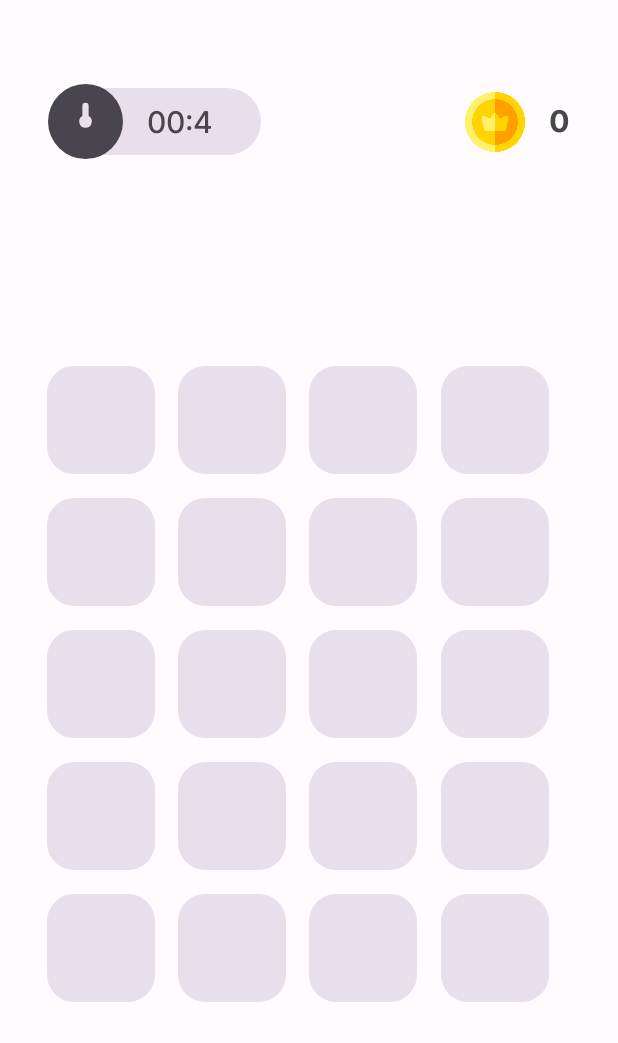
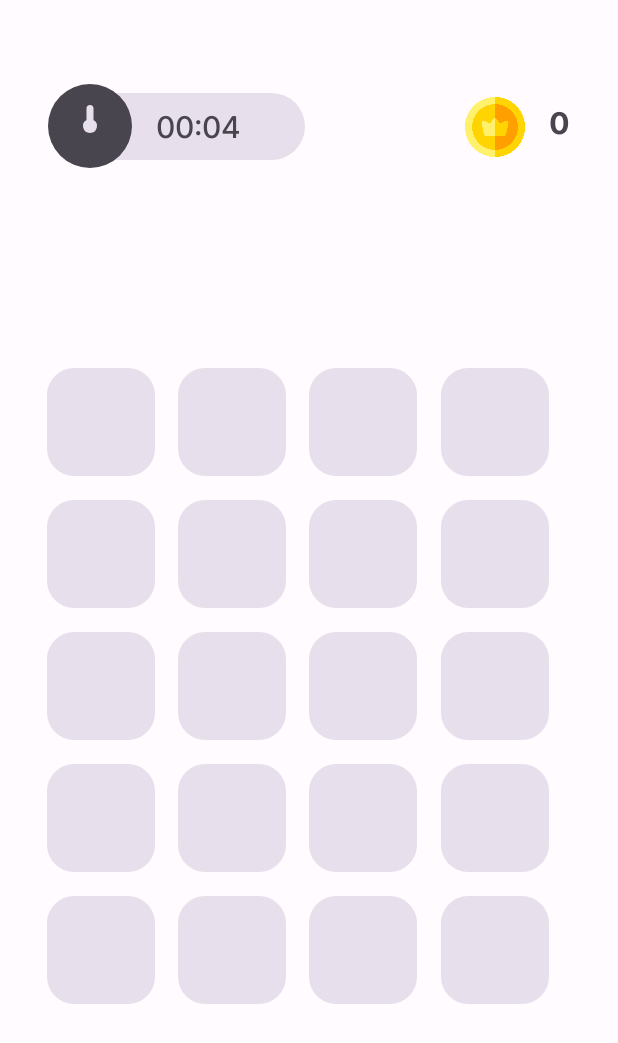
Before and after one commit to sdvkit/mega-mind-game, an Android app: the GameSceneScreen screen opened through its navigation route, on a phone screen of 412 x 824 dp. Shown: the top 1043 px of the screen. Run offline under Robolectric (Android 15) with nearby library versions, the phone set to English and light mode, and no system bars; 3 statements that could not run were skipped.

Commit message:
Some changes in coins and timer formats

```diff
--- a/app/src/main/java/com/sulitsa/dev/megamindgames/presentation/common/GameCellItem.kt
+++ b/app/src/main/java/com/sulitsa/dev/megamindgames/presentation/common/GameCellItem.kt
@@ -49,6 +49,10 @@ class GameCellItem(
 
     fun setGemEnabled(isEnabled: Boolean) {
         gem!!.isEnabled = isEnabled
+
+        if (!gem!!.isEnabled) {
+            visibility = View.INVISIBLE
+        }
     }
 
     override fun equals(other: Any?): Boolean {
@@ -62,6 +66,7 @@ class GameCellItem(
         var result = binding.hashCode()
         result = 31 * result + (gem?.hashCode() ?: 0)
         result = 31 * result + isClickAvailable.hashCode()
+        result = 31 * result + isCellEnabled.hashCode()
         return result
     }
 }
--- a/app/src/main/java/com/sulitsa/dev/megamindgames/presentation/game/GameSceneScreen.kt
+++ b/app/src/main/java/com/sulitsa/dev/megamindgames/presentation/game/GameSceneScreen.kt
@@ -15,6 +15,7 @@ import com.sulitsa.dev.megamindgames.databinding.GameScreenBinding
 import com.sulitsa.dev.megamindgames.domain.model.Gem
 import com.sulitsa.dev.megamindgames.presentation.common.GameCellItem
 import com.sulitsa.dev.megamindgames.presentation.injectDependencies
+import com.sulitsa.dev.megamindgames.util.Formatter
 import kotlinx.coroutines.launch
 import javax.inject.Inject
 
@@ -54,7 +55,7 @@ class GameSceneScreen : Fragment() {
 
     @SuppressLint("SetTextI18n")
     private fun configureViewsByState(state: GameSceneState) {
-        binding.timerTextView.text = "00:${state.timerValue}"
+        binding.timerTextView.text = Formatter.formatSeconds(seconds = state.timerValue)
 
         if (gems != state.gems) {
             gems = state.gems
--- a/app/src/main/java/com/sulitsa/dev/megamindgames/presentation/menu/MenuViewScreen.kt
+++ b/app/src/main/java/com/sulitsa/dev/megamindgames/presentation/menu/MenuViewScreen.kt
@@ -11,6 +11,7 @@ import com.sulitsa.dev.megamindgames.R
 import com.sulitsa.dev.megamindgames.databinding.MenuViewScreenBinding
 import com.sulitsa.dev.megamindgames.presentation.injectDependencies
 import com.sulitsa.dev.megamindgames.presentation.navigateTo
+import com.sulitsa.dev.megamindgames.util.Formatter
 import kotlinx.coroutines.launch
 import javax.inject.Inject
 
@@ -48,7 +49,7 @@ class MenuViewScreen : Fragment() {
     }
 
     private fun configureViewsByState(state: MenuState) {
-        binding.coinCountTextView.text = state.currentCoinsCount.toString()
+        binding.coinCountTextView.text = Formatter.formatCoins(coins = state.currentCoinsCount)
     }
 
     private fun configureClickListeners() {
--- /dev/null
+++ b/app/src/main/java/com/sulitsa/dev/megamindgames/util/Formatter.kt
@@ -0,0 +1,45 @@
+package com.sulitsa.dev.megamindgames.util
+
+object Formatter {
+
+    fun formatSeconds(seconds: Int): String {
+        val minutes = seconds / 60
+        val remainingSeconds = seconds % 60
+        return String.format("%02d:%02d", minutes, remainingSeconds)
+    }
+
+    fun formatCoins(coins: Int): String {
+        return when {
+            coins >= 1_000_000 -> {
+                val millions = coins / 1_000_000
+                val remainingThousands = coins % 1_000_000 / 1_000
+                val remainingHundreds = coins % 1_000
+                val formattedString = StringBuilder()
+
+                if (millions > 0) {
+                    formattedString.append("$millions" + "kk ")
+                }
+
+                if (remainingThousands > 0) {
+                    formattedString.append("$remainingThousands" + "k ")
+                }
+
+                if (remainingHundreds > 0) {
+                    formattedString.append("$remainingHundreds")
+                }
+
+                formattedString.toString().trim()
+            }
+            coins >= 1_000 -> {
+                val thousands = coins / 1_000
+                val remainingHundreds = coins % 1_000
+
+                when (remainingHundreds == 0) {
+                    true -> "$thousands" + "k"
+                    else -> "$thousands" + "k " + "$remainingHundreds"
+                }
+            }
+            else -> coins.toString()
+        }
+    }
+}
--- /dev/null
+++ b/app/src/main/res/drawable/game_cell_found_background.xml
@@ -0,0 +1,5 @@
+<?xml version="1.0" encoding="utf-8"?>
+<shape xmlns:android="http://schemas.android.com/apk/res/android">
+    <solid android:color="?attr/colorPrimary" />
+    <corners android:radius="@dimen/radius_medium" />
+</shape>
--- a/app/src/main/res/layout-land/game_screen.xml
+++ b/app/src/main/res/layout-land/game_screen.xml
@@ -18,15 +18,14 @@
 
     <TextView
         android:id="@+id/timerTextView"
-        android:layout_width="wrap_content"
+        android:layout_width="@dimen/timer_text_width"
         android:layout_height="wrap_content"
-        android:minWidth="@dimen/timer_text_min_width"
         android:layout_marginStart="-40dp"
         android:background="@drawable/timer_state"
         android:fontFamily="@font/inter_medium"
         android:paddingStart="@dimen/padding_big"
         android:paddingTop="@dimen/padding_extra_small"
-        android:paddingEnd="@dimen/padding_medium"
+        android:paddingEnd="@dimen/padding_small"
         android:paddingBottom="@dimen/padding_extra_small"
         android:text="@string/zero_value"
         android:textColor="?attr/colorOnSurfaceVariant"
@@ -65,9 +64,9 @@
         android:layout_width="@dimen/game_cells_grid_land_width"
         android:layout_height="@dimen/game_cells_grid_land_height"
         android:columnCount="5"
+        android:layout_marginEnd="@dimen/padding_medium"
         app:layout_constraintBottom_toBottomOf="parent"
         app:layout_constraintEnd_toEndOf="parent"
-        app:layout_constraintStart_toStartOf="parent"
         app:layout_constraintTop_toTopOf="parent" />
 
 </androidx.constraintlayout.widget.ConstraintLayout>
--- a/app/src/main/res/layout/game_screen.xml
+++ b/app/src/main/res/layout/game_screen.xml
@@ -18,15 +18,14 @@
 
     <TextView
         android:id="@+id/timerTextView"
-        android:layout_width="wrap_content"
+        android:layout_width="@dimen/timer_text_width"
         android:layout_height="wrap_content"
-        android:minWidth="@dimen/timer_text_min_width"
         android:layout_marginStart="-40dp"
         android:background="@drawable/timer_state"
         android:fontFamily="@font/inter_medium"
         android:paddingStart="@dimen/padding_big"
         android:paddingTop="@dimen/padding_extra_small"
-        android:paddingEnd="@dimen/padding_medium"
+        android:paddingEnd="@dimen/padding_small"
         android:paddingBottom="@dimen/padding_extra_small"
         android:text="@string/zero_value"
         android:textColor="?attr/colorOnSurfaceVariant"
--- a/app/src/main/res/values/colors.xml
+++ b/app/src/main/res/values/colors.xml
@@ -61,4 +61,6 @@
     <color name="md_theme_dark_surfaceTint">#D0BCFF</color>
     <color name="md_theme_dark_outlineVariant">#49454F</color>
     <color name="md_theme_dark_scrim">#000000</color>
+
+    <color name="found_game_cell_item">#36C943</color>
 </resources>
--- a/app/src/main/res/values/dimens.xml
+++ b/app/src/main/res/values/dimens.xml
@@ -12,7 +12,7 @@
     <dimen name="text_size_medium">20sp</dimen>
     <dimen name="text_size_big">24sp</dimen>
     <dimen name="max_text_width">100dp</dimen>
-    <dimen name="timer_text_min_width">100dp</dimen>
+    <dimen name="timer_text_width">155dp</dimen>
 
     <!-- Icons -->
     <dimen name="launcher_icon_size">45dp</dimen>
@@ -20,7 +20,7 @@
     <dimen name="game_logo_size">160dp</dimen>
     <dimen name="coin_icon_size">40dp</dimen>
     <dimen name="privacy_policy_icon_size">40dp</dimen>
-    <dimen name="timer_icon_size">50dp</dimen>
+    <dimen name="timer_icon_size">56dp</dimen>
 
     <!-- Buttons -->
     <dimen name="play_button_height">60dp</dimen>
```
Also changed, not shown: app/src/main/res/layout/menu_view_screen.xml (+8 -7 lines), app/src/main/res/drawable/default_button_background.xml (renamed from app/src/main/res/drawable/privacy_policy_background.xml), app/src/main/res/drawable/ic_logo_512.png.
